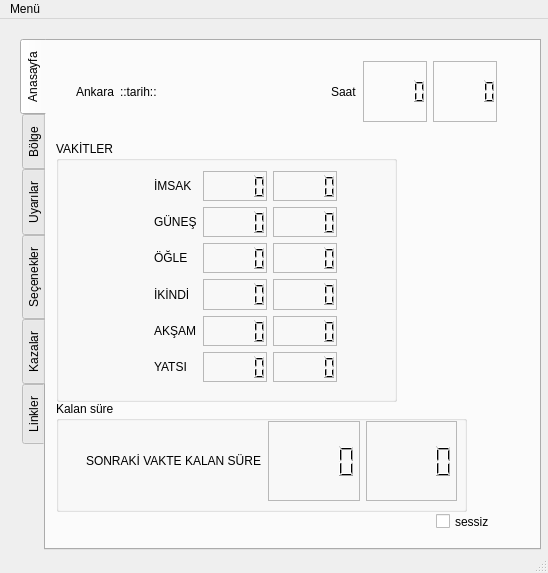
Old version of the form mine/gui/ui_pynamaz.ui in the repository mustafairan/pynamaz.
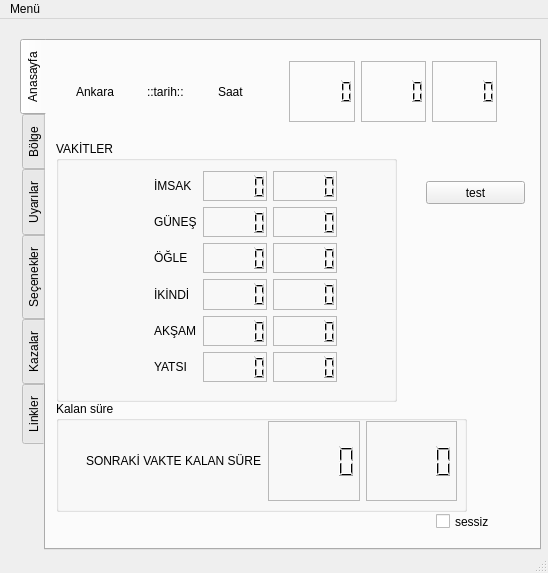
New version of the form.

```diff
--- a/mine/gui/ui_pynamaz.ui
+++ b/mine/gui/ui_pynamaz.ui
@@ -456,7 +456,7 @@
           </rect>
          </property>
          <layout class="QGridLayout" name="gridLayout_8">
-          <item row="1" column="3">
+          <item row="1" column="2">
            <widget class="QLabel" name="label_6">
             <property name="text">
              <string>Saat</string>
@@ -477,39 +477,26 @@
             </property>
            </widget>
           </item>
-          <item row="1" column="2">
-           <spacer name="horizontalSpacer_7">
-            <property name="orientation">
-             <enum>Qt::Horizontal</enum>
-            </property>
-            <property name="sizeHint" stdset="0">
-             <size>
-              <width>40</width>
-              <height>20</height>
-             </size>
-            </property>
-           </spacer>
-          </item>
-          <item row="1" column="5">
-           <widget class="QLCDNumber" name="lcdNumberCurrentMinute">
-            <property name="frameShape">
-             <enum>QFrame::StyledPanel</enum>
-            </property>
-            <property name="frameShadow">
-             <enum>QFrame::Sunken</enum>
-            </property>
-            <property name="lineWidth">
-             <number>1</number>
-            </property>
-            <property name="smallDecimalPoint">
-             <bool>false</bool>
-            </property>
-            <property name="segmentStyle">
-             <enum>QLCDNumber::Filled</enum>
-            </property>
-           </widget>
-          </item>
           <item row="1" column="4">
+           <widget class="QLCDNumber" name="lcdNumberCurrentMinute">
+            <property name="frameShape">
+             <enum>QFrame::StyledPanel</enum>
+            </property>
+            <property name="frameShadow">
+             <enum>QFrame::Sunken</enum>
+            </property>
+            <property name="lineWidth">
+             <number>1</number>
+            </property>
+            <property name="smallDecimalPoint">
+             <bool>false</bool>
+            </property>
+            <property name="segmentStyle">
+             <enum>QLCDNumber::Filled</enum>
+            </property>
+           </widget>
+          </item>
+          <item row="1" column="3">
            <widget class="QLCDNumber" name="lcdNumberCurrentHour">
             <property name="frameShape">
              <enum>QFrame::StyledPanel</enum>
@@ -528,6 +515,25 @@
             </property>
            </widget>
           </item>
+          <item row="1" column="5">
+           <widget class="QLCDNumber" name="lcdNumberCurrentSecond">
+            <property name="frameShape">
+             <enum>QFrame::StyledPanel</enum>
+            </property>
+            <property name="frameShadow">
+             <enum>QFrame::Sunken</enum>
+            </property>
+            <property name="lineWidth">
+             <number>1</number>
+            </property>
+            <property name="smallDecimalPoint">
+             <bool>false</bool>
+            </property>
+            <property name="segmentStyle">
+             <enum>QLCDNumber::Filled</enum>
+            </property>
+           </widget>
+          </item>
          </layout>
         </widget>
         <widget class="QWidget" name="horizontalLayoutWidget">
@@ -600,6 +606,19 @@
           <string>Kalan süre</string>
          </property>
         </widget>
+        <widget class="QPushButton" name="testbutton">
+         <property name="geometry">
+          <rect>
+           <x>380</x>
+           <y>140</y>
+           <width>99</width>
+           <height>23</height>
+          </rect>
+         </property>
+         <property name="text">
+          <string>test</string>
+         </property>
+        </widget>
         <zorder>groupBox_6</zorder>
         <zorder>groupBox_2</zorder>
         <zorder>checkBox_13</zorder>
```
Left out of the diff: 369 changed lines with no effect on the pictures.
